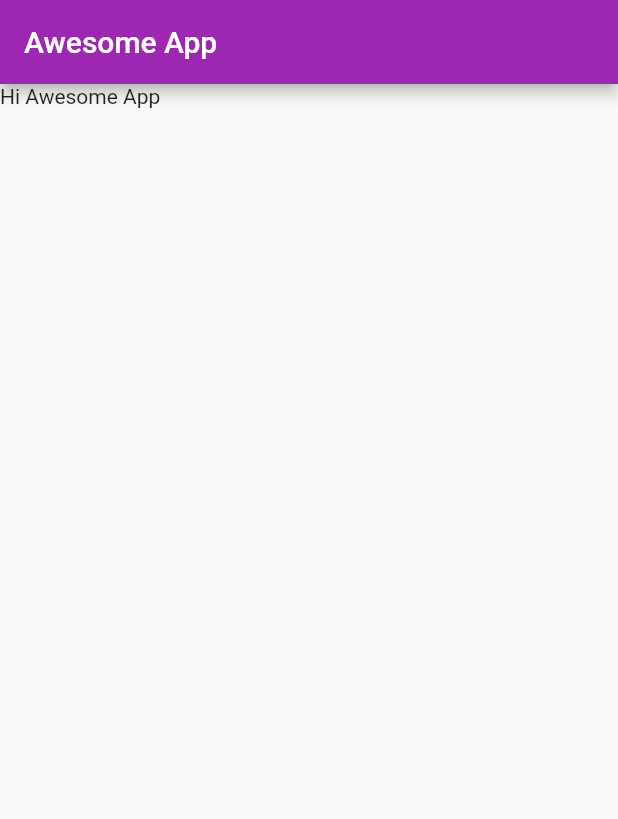
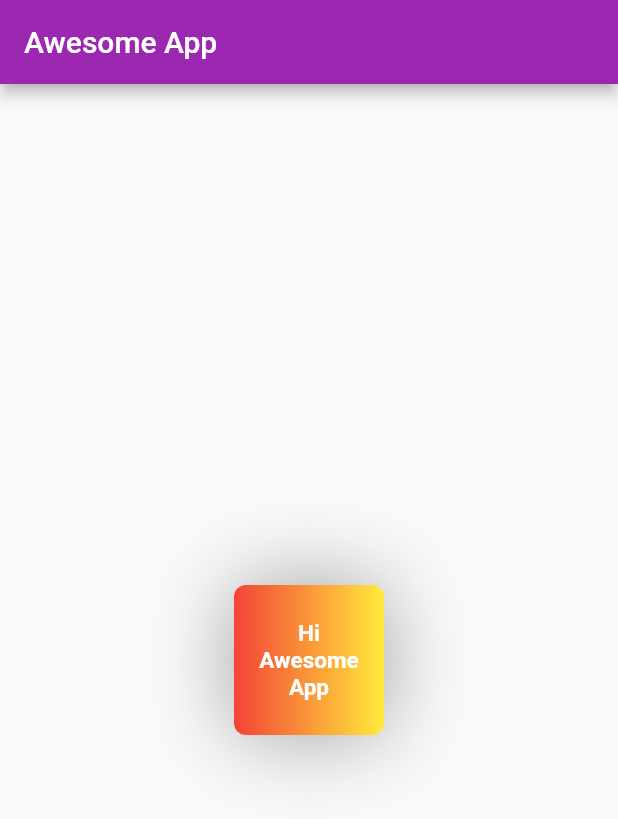
Before and after one commit to SuvamPrasd/AwesomeApp, a Flutter app: the screen it shows after launch, on a phone screen of 412 x 824 dp. Shown: the top 819 px of the screen. Run offline on Flutter 3.47's test engine with Material 2 defaults, Android fonts, the phone set to English and light mode, and no system bars.

Commit message:
lesson 2 completed

```diff
--- a/lib/main.dart
+++ b/lib/main.dart
@@ -16,8 +16,37 @@ class HomePage extends StatelessWidget {
       appBar: AppBar(
         title: Text('Awesome App'),
       ),
-      body: Container(
-        child: Text('Hi Awesome App'),
+      body: Center(
+        child: Container(
+          padding: const EdgeInsets.all(8),
+          width: 100,
+          height: 100,
+          clipBehavior: Clip.antiAlias,
+          alignment: Alignment.center,
+          decoration: BoxDecoration(
+            color: Colors.red, borderRadius: BorderRadius.circular(8),
+            gradient: LinearGradient(colors: [
+              Colors.red,
+              Colors.yellow,
+            ]),
+            boxShadow: [
+              BoxShadow(
+                color: Colors.grey,
+                blurRadius: 50,
+              ),
+            ],
+            // shape: BoxShape.circle,
+          ),
+          child: Text(
+            'Hi Awesome App',
+            textAlign: TextAlign.center,
+            style: TextStyle(
+              color: Colors.white,
+              fontSize: 15,
+              fontWeight: FontWeight.bold,
+            ),
+          ),
+        ),
       ),
     );
   }
```
